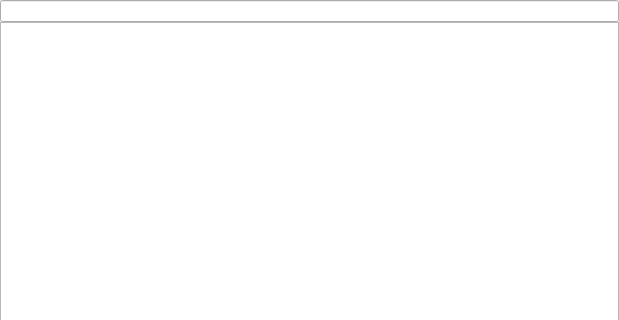
The window that uis/flow/editor/settings/plugin_settings_widget.ui (AdamMinge/pillar_app) describes before a commit, drawn with Qt 5; both pictures show x 0 to 619 and y 0 to 320 of the 619 by 503 pixel window.
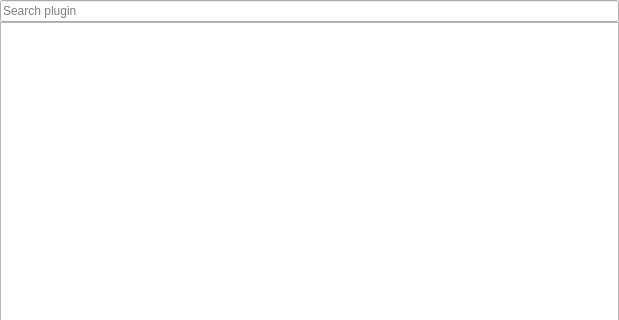
The same window after the commit. Custom widgets are drawn as their Qt base class.

The edit to the form file:
```diff
--- a/uis/flow/editor/settings/plugin_settings_widget.ui
+++ b/uis/flow/editor/settings/plugin_settings_widget.ui
@@ -34,6 +34,12 @@
      <property name="focusPolicy">
       <enum>Qt::ClickFocus</enum>
      </property>
+     <property name="readOnly">
+      <bool>false</bool>
+     </property>
+     <property name="placeholderText">
+      <string>Search plugin</string>
+     </property>
     </widget>
    </item>
    <item>
```
